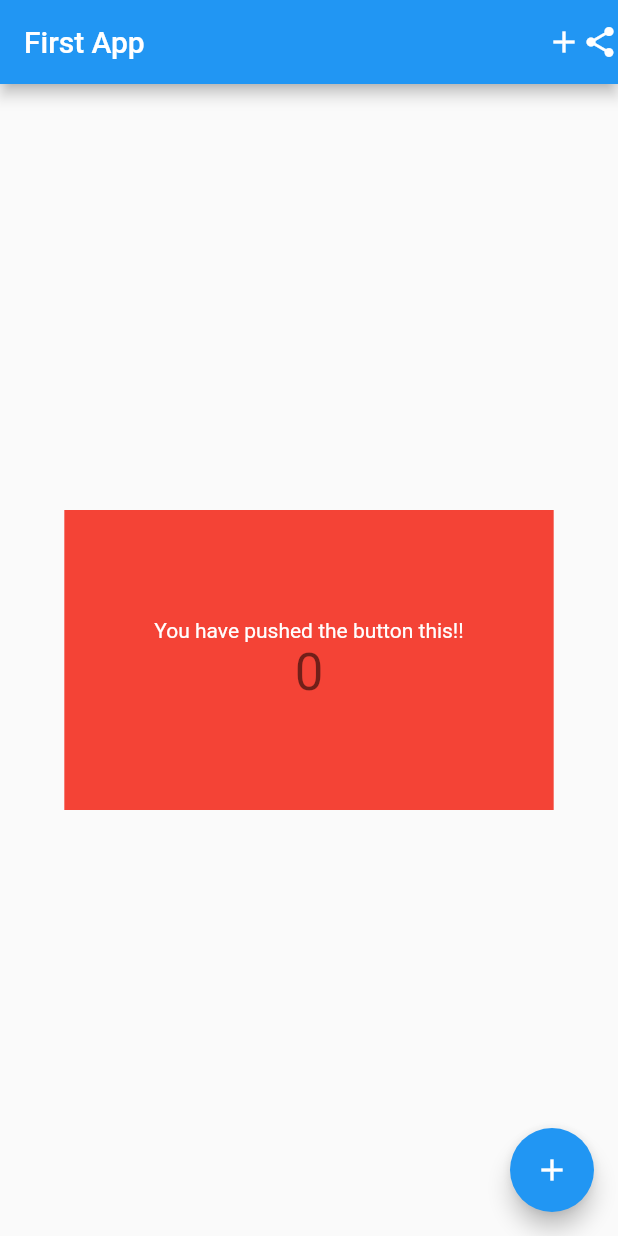
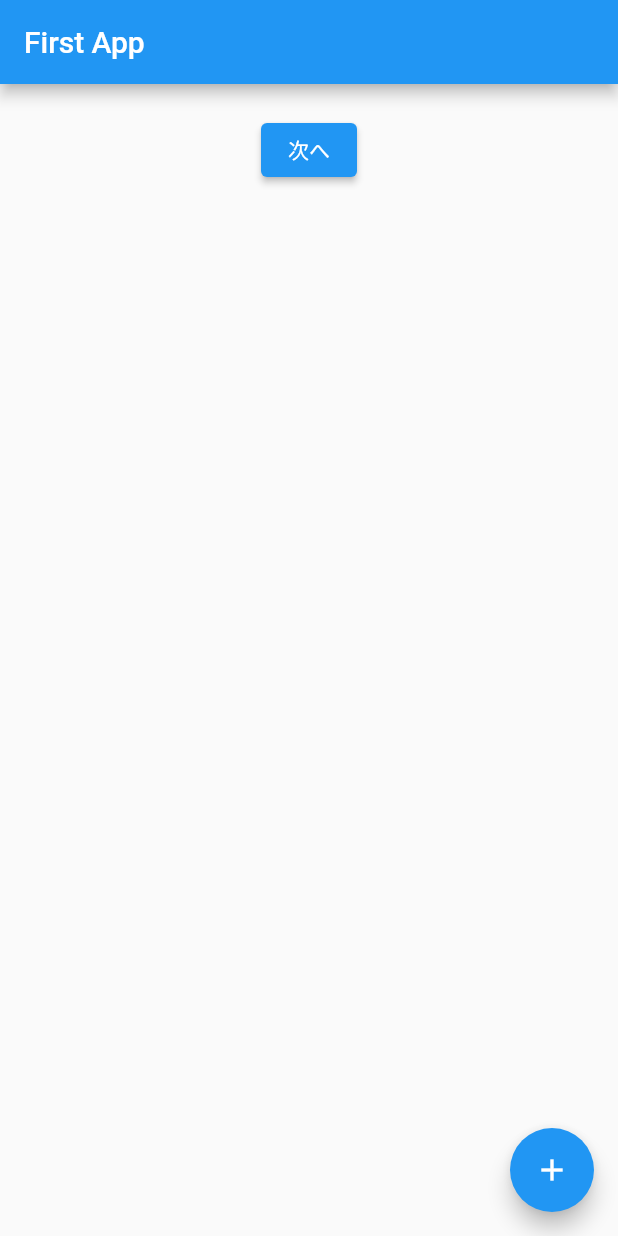
Before and after one commit to tukky-14/flutter_first_app, a Flutter app: the screen it shows after launch, on a phone screen of 412 x 824 dp. Run offline on Flutter 3.47's test engine with Material 2 defaults, Android fonts, the phone set to English and light mode, and no system bars.

Commit message:
画面遷移処理を追加

```diff
--- a/lib/main.dart
+++ b/lib/main.dart
@@ -1,4 +1,6 @@
 import 'package:flutter/material.dart';
+
+import 'next_page.dart';
 
 void main() {
   runApp(const MyApp());
@@ -41,32 +43,21 @@ class _MyHomePageState extends State<MyHomePage> {
     return Scaffold(
       appBar: AppBar(
         title: const Text('First App'),
-        actions: const [
-          Icon(Icons.add),
-          Icon(Icons.share),
-        ],
       ),
       body: Center(
-        child: Container(
-          color: Colors.red,
-          height: 200,
-          child: Padding(
-            padding: const EdgeInsets.all(60.0),
-            child: Column(
-              mainAxisAlignment: MainAxisAlignment.center,
-              children: <Widget>[
-                const Text(
-                  'You have pushed the button this!!',
-                  style: TextStyle(
-                    color: Colors.white,
-                  ),
-                ),
-                Text(
-                  '$_counter',
-                  style: Theme.of(context).textTheme.headlineMedium,
-                ),
-              ],
-            ),
+        child: Padding(
+          padding: const EdgeInsets.all(20.0),
+          child: Column(
+            children: [
+              ElevatedButton(
+                  child: const Text('次へ'),
+                  onPressed: () {
+                    Navigator.push(
+                      context,
+                      MaterialPageRoute(builder: (context) => NextPage()),
+                    );
+                  }),
+            ],
           ),
         ),
       ),
```
Also changed, not shown: lib/next_page.dart (added, +29 -0 lines).
